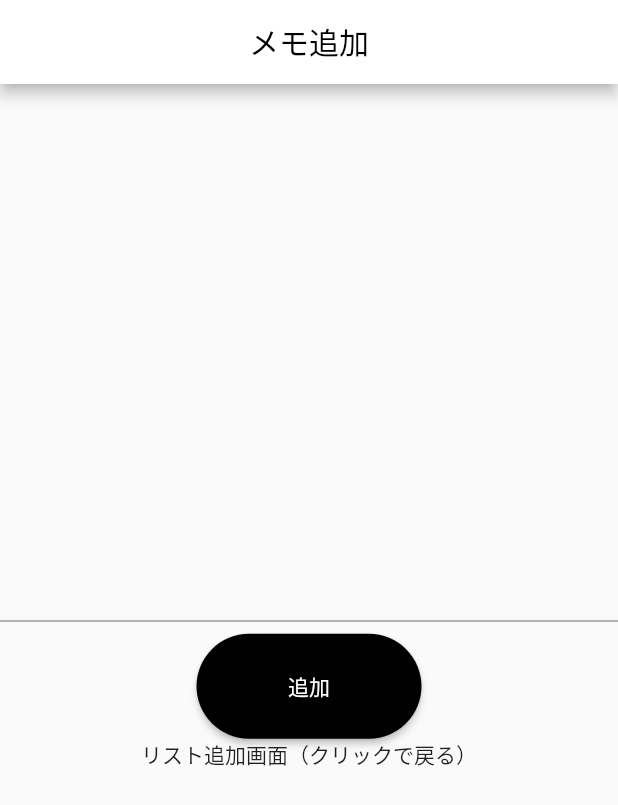
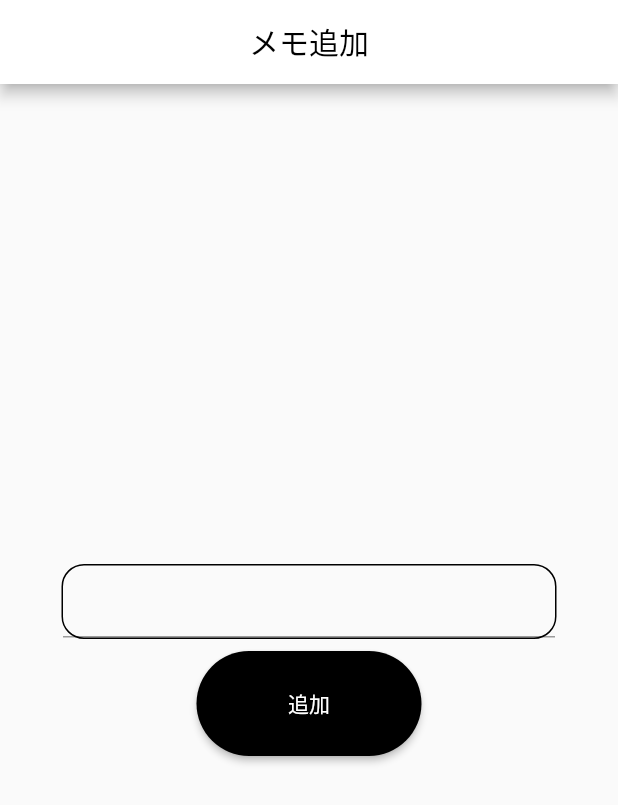
Before and after one commit to Shibata-Nanami/-flutter_task_3, a Flutter app: the TodoAddPage screen opened by its route, on a phone screen of 412 x 824 dp. Shown: the top 805 px of the screen. Run offline on Flutter 3.47's test engine with Material 2 defaults, Android fonts, the phone set to English and light mode, and no system bars; our stand-ins replace go_router.

Commit message:
テキスト入力画面修正

```diff
--- a/lib/todo_add_page.dart
+++ b/lib/todo_add_page.dart
@@ -39,9 +39,15 @@ class _TodoAddPageState extends State<TodoAddPage> {
       body: Center(
         child: Column(
           mainAxisAlignment: MainAxisAlignment.center,
-          children: <Widget>[
+          children: [
             /// テキスト入力フォーム
-            TextFormField(
+            Container(
+              width: 330, // 幅を指定
+              decoration: BoxDecoration(
+                border: Border.all(color: Colors.black),
+                borderRadius: BorderRadius.circular(15),
+              ),
+              child: TextFormField(
                 controller: _controller,
                 validator: (value) {
                   if (value == null || value.isEmpty) {
@@ -50,6 +56,7 @@ class _TodoAddPageState extends State<TodoAddPage> {
                     return null;
                   }
                 },
+              ),
             ),
 
             const SizedBox(height: 8),
@@ -76,16 +83,6 @@ class _TodoAddPageState extends State<TodoAddPage> {
                 child: const Text('追加', style: TextStyle(color: Colors.white)),
               ),
             ),
-            SizedBox(
-              child: GestureDetector(
-                /// ボタンをクリックした時の処理
-                onTap: () {
-                  /// "pop"で前の画面に戻る
-                  context.pop();
-                },
-                child: const Text('リスト追加画面（クリックで戻る）'),
-              ),
-            ),
           ],
         ),
       ),
```
Lines whose indentation alone changed are shown as unchanged.
